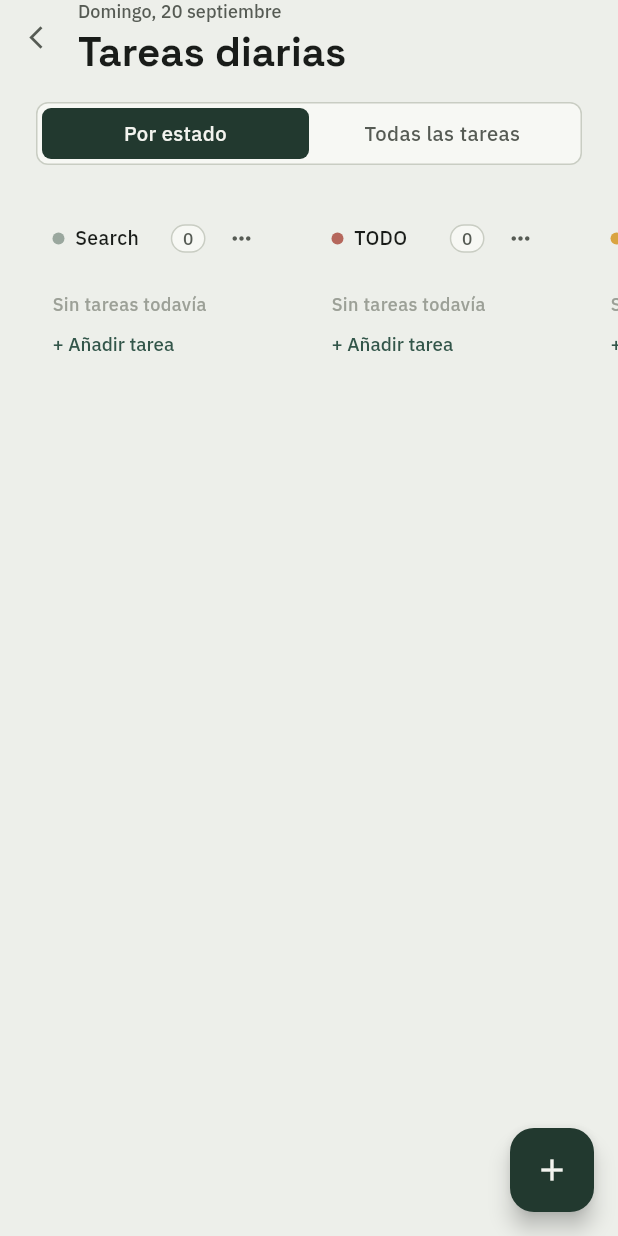
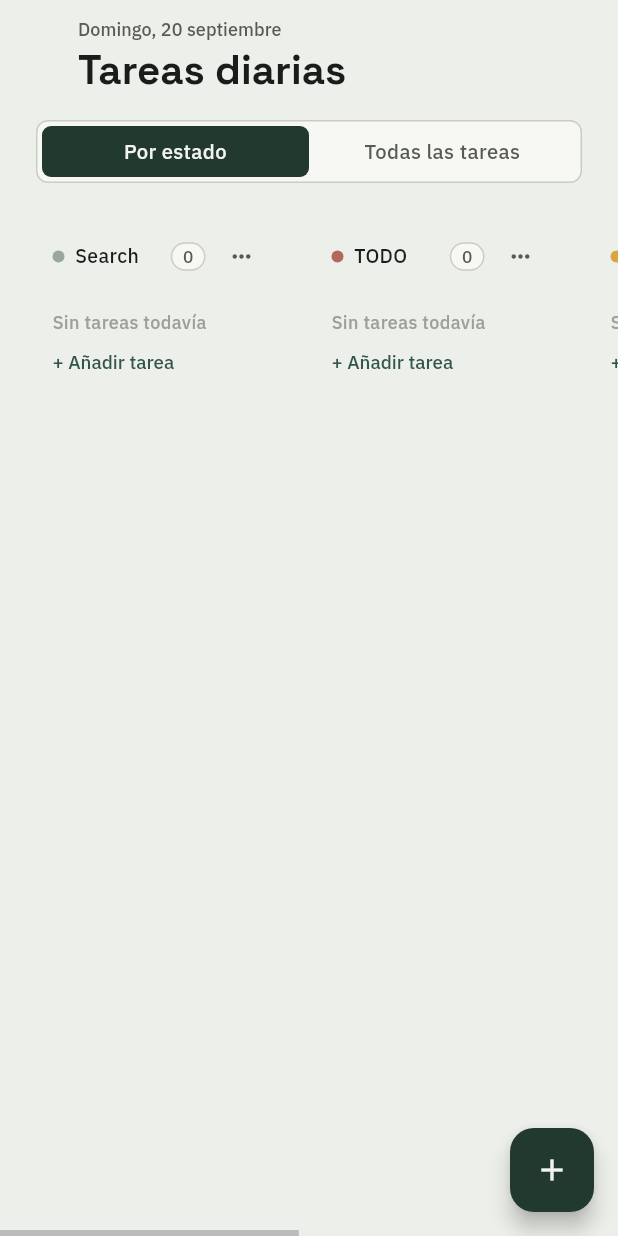
Before and after one commit to Damapa03/ProductivityApp, a Flutter app: the screen it shows after launch, after a tap on "Iniciar sesión", on a phone screen of 412 x 824 dp. Run offline on Flutter 3.47's test engine with Material 3 defaults, Android fonts, the phone set to English and light mode, and no system bars; our stand-ins replace shared_preferences; project files that could hold a hidden picture were left out.

Commit message:
feat: cabecera sin flecha con padding superior, botón de columna compacto y scroll horizontal del kanban

```diff
--- a/lib/features/daily_tasks/daily_tasks_screen.dart
+++ b/lib/features/daily_tasks/daily_tasks_screen.dart
@@ -26,6 +26,7 @@ class DailyTasksScreen extends StatefulWidget {
 
 class _DailyTasksScreenState extends State<DailyTasksScreen> {
   final KanbanRepository _repository = LocalKanbanRepository();
+  final ScrollController _boardScrollController = ScrollController();
   KanbanBoard? _board;
 
   /// `false` = vista «Por estado» (kanban); `true` = «Todas las tareas».
@@ -35,6 +36,12 @@ class _DailyTasksScreenState extends State<DailyTasksScreen> {
   void initState() {
     super.initState();
     _load();
+  }
+
+  @override
+  void dispose() {
+    _boardScrollController.dispose();
+    super.dispose();
   }
 
   Future<void> _load() async {
@@ -208,7 +215,12 @@ class _DailyTasksScreenState extends State<DailyTasksScreen> {
             : Column(
                 crossAxisAlignment: CrossAxisAlignment.stretch,
                 children: [
-                  _buildHeader(context, l10n),
+                  Padding(
+                    // Margen superior para que la fecha no quede pegada
+                    // al borde (en navegador el SafeArea no aporta aire).
+                    padding: const EdgeInsets.only(top: 12),
+                    child: _buildHeader(context, l10n),
+                  ),
                   const SizedBox(height: 18),
                   _ViewSwitcher(
                     showAllTasks: _showAllTasks,
@@ -236,15 +248,9 @@ class _DailyTasksScreenState extends State<DailyTasksScreen> {
     return Row(
       crossAxisAlignment: CrossAxisAlignment.center,
       children: [
-        IconButton(
-          onPressed: () => Navigator.of(context).pop(),
-          icon: const Icon(
-            Icons.arrow_back_ios_new,
-            size: 18,
-            color: AppColors.inkSoft,
-          ),
-          tooltip: l10n.appName,
-        ),
+        // Espacio que ocupaba la flecha de retroceso para que el título
+        // conserve exactamente su posición.
+        const SizedBox(width: 48),
         const SizedBox(width: 4),
         Expanded(
           child: Column(
@@ -261,7 +267,12 @@ class _DailyTasksScreenState extends State<DailyTasksScreen> {
   }
 
   Widget _buildBoard(KanbanBoard board) {
-    return SingleChildScrollView(
+    return Scrollbar(
+      controller: _boardScrollController,
+      thumbVisibility: true,
+      scrollbarOrientation: ScrollbarOrientation.bottom,
+      child: SingleChildScrollView(
+        controller: _boardScrollController,
         scrollDirection: Axis.horizontal,
         padding: const EdgeInsets.fromLTRB(24, 0, 28, 18),
         child: Row(
@@ -278,16 +289,22 @@ class _DailyTasksScreenState extends State<DailyTasksScreen> {
                 onAddTask: () => _createTask(board.columns[i]),
                 onRename: () => _renameColumn(board.columns[i]),
                 onDelete: () => _deleteColumn(board.columns[i]),
-              onMoveTask: (taskId) => _moveTask(taskId, board.columns[i].id),
+                onMoveTask: (taskId) =>
+                    _moveTask(taskId, board.columns[i].id),
                 onEditTask: _editTask,
                 onDeleteTask: _deleteTask,
                 onReorder: _reorderColumns,
               ),
               const SizedBox(width: 14),
             ],
-          _AddColumnButton(onPressed: _createColumn),
+            // Botón compacto «+» pegado a la última columna.
+            Align(
+              alignment: Alignment.topCenter,
+              child: _AddColumnButton(onPressed: _createColumn),
+            ),
             const SizedBox(width: 8),
           ],
+        ),
       ),
     );
   }
@@ -369,7 +386,9 @@ class _ViewSwitcher extends StatelessWidget {
   }
 }
 
-/// Botón lateral para añadir una columna al final del tablero kanban.
+/// Botón compacto para añadir una columna al final del tablero kanban.
+///
+/// Sin fondo ni texto: solo un icono «+» pegado a la última columna.
 class _AddColumnButton extends StatelessWidget {
   const _AddColumnButton({required this.onPressed});
 
@@ -378,37 +397,15 @@ class _AddColumnButton extends StatelessWidget {
   @override
   Widget build(BuildContext context) {
     final l10n = AppLocalizations.of(context);
-    return InkWell(
-      onTap: onPressed,
-      borderRadius: BorderRadius.circular(10),
-      child: Container(
-        width: 132,
-        padding: const EdgeInsets.symmetric(horizontal: 12, vertical: 16),
-        decoration: BoxDecoration(
-          color: AppColors.cardBg,
-          border: Border.all(color: AppColors.line),
-          borderRadius: BorderRadius.circular(10),
-        ),
-        child: Column(
-          mainAxisSize: MainAxisSize.min,
-          children: [
-            Container(
-              width: 32,
-              height: 32,
-              decoration: const BoxDecoration(
-                color: AppColors.pinePale,
-                shape: BoxShape.circle,
-              ),
-              child: const Icon(Icons.add, size: 18, color: AppColors.pineDeep),
-            ),
-            const SizedBox(height: 8),
-            Text(
-              l10n.dailyTasksAddColumn,
-              style: AppTextStyles.link,
-              textAlign: TextAlign.center,
-            ),
-          ],
-        ),
+    return Tooltip(
+      message: l10n.dailyTasksAddColumn,
+      child: IconButton(
+        key: const Key('add-column-button'),
+        onPressed: onPressed,
+        icon: const Icon(Icons.add, color: AppColors.pine),
+        iconSize: 20,
+        padding: EdgeInsets.zero,
+        constraints: const BoxConstraints.tightFor(width: 40, height: 40),
       ),
     );
   }
```
Lines whose indentation alone changed are shown as unchanged.
